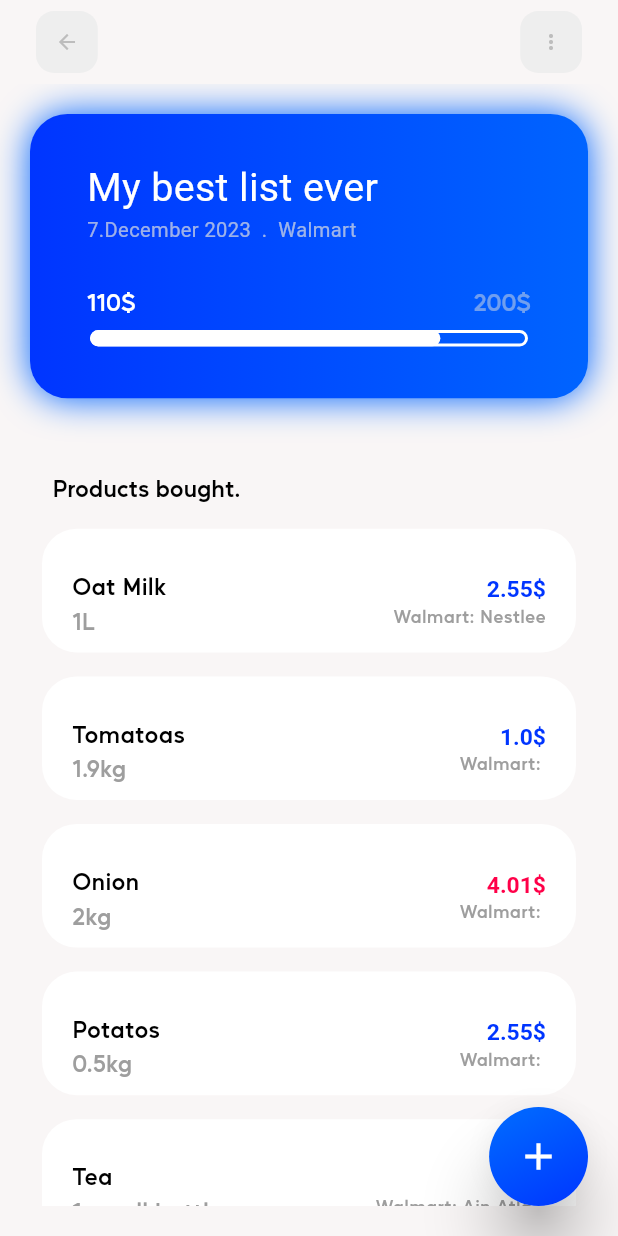
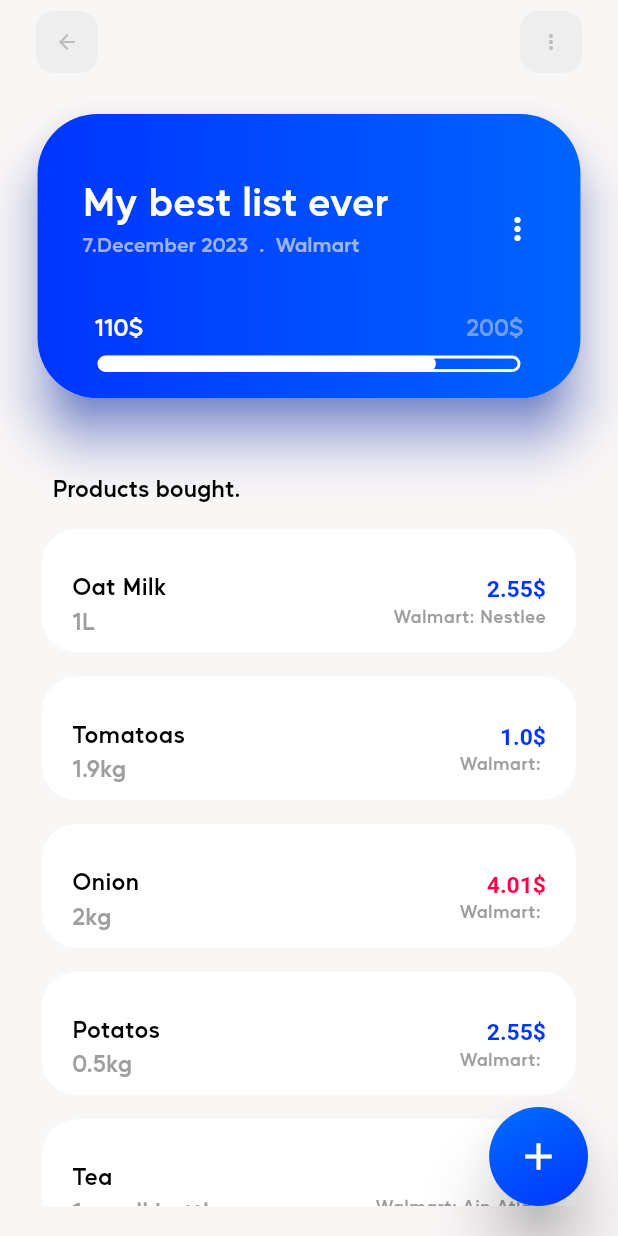
Before and after one commit to OmarIdkoukou/shoping_management, a Flutter app: the UpdateListScreen screen opened directly, on a phone screen of 412 x 824 dp. Run offline on Flutter 3.47's test engine with Material 2 defaults, Android fonts, the phone set to English and light mode, and no system bars; our stand-ins replace animate_do, device_preview, nb_utils, responsive_sizer.

Commit message:
increase padding

```diff
--- a/lib/main.dart
+++ b/lib/main.dart
@@ -36,7 +36,7 @@ class MyApp extends StatelessWidget {
                   navigatorKey: navigatorKey,
                   title: AppConfig.appName,
                   theme: AppTheme.lightTheme(color: snap.data),
-                  home: const CreateNewListScreen() //const SplashScreen(),
+                  home: const UpdateListScreen() //const SplashScreen(),
                   );
             });
       },
--- a/lib/screens/create_new_list_screen.dart
+++ b/lib/screens/create_new_list_screen.dart
@@ -15,10 +15,10 @@ class CreateNewListScreen extends StatelessWidget {
     List<TextEditingController> controller = List.generate(
         AppData.productData.length, (i) => TextEditingController());
     return Scaffold(
-      backgroundColor: Colors.white,
-      appBar:customAppBarWidget(context: context,title: "Create new List"),
+     backgroundColor: Colors.transparent,
+      appBar:customAppBarWidget(context: context,title: "Create new List",backgroundColor: Colors.transparent),
       body:Padding(
-        padding: const EdgeInsets.symmetric(horizontal: 25.0,vertical: 10),
+        padding: const EdgeInsets.symmetric(horizontal: 25.0,vertical: 20),
         child: Column(
           children: AppData.productData
               .map<Widget>(
--- a/lib/screens/update_list_screen.dart
+++ b/lib/screens/update_list_screen.dart
@@ -27,23 +27,24 @@ class UpdateListScreen extends StatelessWidget {
         child: Column(
           crossAxisAlignment: CrossAxisAlignment.start,
           children: [
-            Container(
+            Padding(
+              padding: const EdgeInsets.symmetric(horizontal: 5.0),
+              child: Material(
+                elevation: 15.0,
+                shape: RoundedRectangleBorder(
+                  borderRadius: BorderRadius.circular(40),
+                ),
+                shadowColor: AppColors.primaryColor,
+                child: Container(
                   height: 0.23 * h,
                   decoration: BoxDecoration(
-                borderRadius: BorderRadius.circular(25),
+                    borderRadius: BorderRadius.circular(40),
                     gradient: LinearGradient(
                       colors: [
                         AppColors.primaryColor,
                         AppColors.secondaryColor,
                       ],
                     ),
-                boxShadow: [
-                  BoxShadow(
-                    color: AppColors.secondaryColor,
-                    blurRadius: 20.0,
-                    offset: const Offset(0.0, 0.25),
-                  )
-                ],
                   ),
                   child: Padding(
                     padding: const EdgeInsets.symmetric(
@@ -52,32 +53,67 @@ class UpdateListScreen extends StatelessWidget {
                       mainAxisAlignment: MainAxisAlignment.spaceBetween,
                       crossAxisAlignment: CrossAxisAlignment.start,
                       children: [
-                    Padding(
-                      padding: const EdgeInsets.symmetric(horizontal: 8.0),
-                      child: Text.rich(
-                        TextSpan(
-                          children: [
-                            TextSpan(
-                              text: "My best list ever \n",
-                              style: TextStyle(
-                                  fontSize: 21.sp, color: Colors.white),
+                        ListTile(
+                          title: Text(
+                            "My best list ever",
+                            style:
+                                TextStyle(fontSize: 21.sp, color: Colors.white),
                           ),
-                            TextSpan(
-                              text: "7.December 2023  .  Walmart\n",
+                          dense: false,
+                          contentPadding: EdgeInsets.zero,
+                          subtitle: Text(
+                            "7.December 2023  .  Walmart\n",
                             style: TextStyle(
                                 fontSize: 15.sp,
                                 color: AppColors.kGrey?.withOpacity(0.7)),
                           ),
-                          ],
+                          trailing: const Icon(
+                            Icons.more_vert,
+                            color: Colors.white,
                           ),
                         ),
-                    ),
+                        // Padding(
+                        //     padding:
+                        //         const EdgeInsets.symmetric(horizontal: 8.0),
+                        //     child: Row(
+                        //      //   mainAxisAlignment: MainAxisAlignment.spaceAround,
+                        //       crossAxisAlignment: CrossAxisAlignment.center,
+                        //       children: [
+                        //         Expanded(
+                        //           child: Text.rich(
+                        //             TextSpan(
+                        //               children: [
+                        //                 TextSpan(
+                        //                   text: "My best list ever \n",
+                        //                   style: TextStyle(
+                        //                       fontSize: 21.sp,
+                        //                       color: Colors.white),
+                        //                 ),
+                        //                 TextSpan(
+                        //                   text: "7.December 2023  .  Walmart\n",
+                        //                   style: TextStyle(
+                        //                       fontSize: 15.sp,
+                        //                       color: AppColors.kGrey
+                        //                           ?.withOpacity(0.7)),
+                        //                 ),
+                        //               ],
+                        //             ),
+                        //           ),
+                        //         ),
+                        //         const Padding(
+                        //           padding: EdgeInsets.only(bottom: 30,right: 10),
+                        //           child: Icon(
+                        //             Icons.more_vert,
+                        //             color: Colors.white,
+                        //           ),
+                        //         )
+                        //       ],
+                        //     )),
                         //   (0.6.h).toInt().height,
                         Expanded(
                           child: LinearPercentIndicator(
                             lineHeight: 11.0,
                             percent: 0.8,
-                        // width: 50,
                             barRadius: const Radius.circular(8),
                             backgroundColor: Colors.transparent,
                             progressColor: Colors.white,
@@ -87,7 +123,8 @@ class UpdateListScreen extends StatelessWidget {
                             overWidget: Padding(
                               padding: const EdgeInsets.all(8.0),
                               child: Row(
-                            mainAxisAlignment: MainAxisAlignment.spaceBetween,
+                                mainAxisAlignment:
+                                    MainAxisAlignment.spaceBetween,
                                 children: [
                                   Text(
                                     "110${AppConfig.appCurrency}",
@@ -97,7 +134,8 @@ class UpdateListScreen extends StatelessWidget {
                                   Text(
                                     "200${AppConfig.appCurrency}",
                                     style: TextStyle(
-                                    color: AppColors.kGrey?.withOpacity(0.5),
+                                        color:
+                                            AppColors.kGrey?.withOpacity(0.5),
                                         fontSize: 16.sp),
                                   )
                                 ],
@@ -106,14 +144,16 @@ class UpdateListScreen extends StatelessWidget {
                             center: Container(
                               decoration: BoxDecoration(
                                   borderRadius: BorderRadius.circular(8),
-                              border:
-                                  Border.all(color: Colors.white, width: 2)),
+                                  border: Border.all(
+                                      color: Colors.white, width: 2)),
                             ),
 
                             // widgetIndicator:
                           ),
                         ),
                       ],
+                    ),
+                  ),
                 ),
               ),
             ),
--- a/lib/widgets/product_bought_widget.dart
+++ b/lib/widgets/product_bought_widget.dart
@@ -17,7 +17,7 @@ Widget buildProductBoughtWidget({
 }) =>
     Container(
       height: h * 0.1,
-      width: w*0.75,
+    //  width: w * 0.75,
       decoration: BoxDecoration(
         color: Colors.white,
         borderRadius: BorderRadius.circular(kBorderRadius + 3),
```
Also changed, not shown: lib/screens/create_new_product_screen.dart (+6 -3 lines), lib/screens/search_screen.dart (+6 -3 lines). Lines whose indentation alone changed are shown as unchanged.
